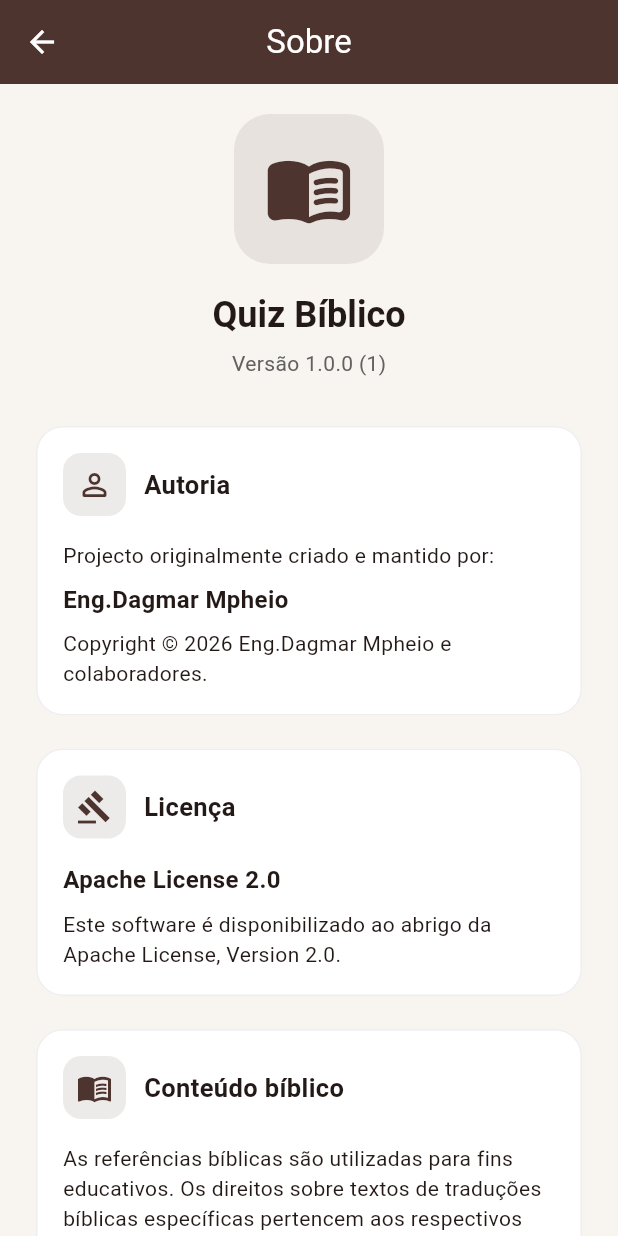
After one commit to DagmarMpheio/bible_quiz_game, a Flutter app: the screen it shows after launch, after a tap on "Sobre", on a phone screen of 412 x 824 dp. The commit adds this screen. Run offline on Flutter 3.47's test engine with Material 3 defaults, Android fonts, the phone set to English and light mode, and no system bars; our stand-ins replace flutter_riverpod, go_router, package_info_plus.

Commit message:
feat: adiciona ecrã de informações e direitos de autor
- adiciona o ecrã Sobre
- apresenta o autor original do projecto
- apresenta informações de copyright
- apresenta a licença Apache 2.0
- adiciona aviso relativo ao conteúdo bíblico
- apresenta dinamicamente a versão da aplicação
- adiciona acesso às licenças de software de terceiros
- adiciona rota para o ecrã Sobre
- adiciona acesso ao ecrã Sobre a partir da Home
- actualiza o ficheiro views.dart

```diff
--- a/lib/core/constants/app_strings.dart
+++ b/lib/core/constants/app_strings.dart
@@ -1,8 +1,8 @@
 /// Centraliza os textos estáticos utilizados em diferentes
 /// áreas da aplicação.
 ///
-/// Manter estes valores num único ficheiro facilita alterações futuras,
-/// internacionalização e evita a repetição de textos pela aplicação.
+/// Manter estes valores num único ficheiro evita a repetição
+/// de textos e facilita futuras alterações.
 class AppStrings {
   /// Impede a criação de instâncias desta classe.
   AppStrings._();
@@ -10,18 +10,41 @@ class AppStrings {
   /// Nome oficial da aplicação.
   static const String appName = 'Quiz Bíblico';
 
-  //// Informação de autoria apresentada na aplicação.
+  /// Nome do autor original do projecto.
   ///
-  /// O autor original permanece identificado mesmo quando o projecto
-  /// recebe contribuições de terceiros.
+  /// Mesmo que outros programadores contribuam futuramente,
+  /// a autoria original do projecto permanece identificada.
+  static const String originalAuthor =
+      'Eng.Dagmar Mpheio';
+
+  /// Ano em que o projecto foi criado/publicado.
+  static const String copyrightYear =
+      '2026';
+
+  /// Informação de copyright apresentada na aplicação.
+  ///
+  /// A expressão "e colaboradores" reconhece as contribuições
+  /// que poderão ser acrescentadas ao projecto por terceiros.
   static const String copyright =
-      'Copyright © 2026 Eng. Dagmar Mpheio e colaboradores.';
+      'Copyright © $copyrightYear '
+      '$originalAuthor e colaboradores.';
 
-  /// Nome da licença utilizada pelo código-fonte do projecto.
-  static const String licenseName = 'Apache License 2.0';
+  /// Nome simplificado da licença utilizada pelo projecto.
+  static const String licenseName =
+      'Apache License 2.0';
 
-  /// Informação resumida sobre o licenciamento do software.
+  /// Informação resumida sobre a licença do código-fonte.
   static const String licenseNotice =
       'Este software é disponibilizado ao abrigo da '
       'Apache License, Version 2.0.';
+
+  /// Aviso relacionado com o conteúdo bíblico.
+  ///
+  /// A licença Apache 2.0 aplica-se ao software desenvolvido
+  /// neste projecto, mas não substitui os direitos associados
+  /// a traduções bíblicas pertencentes a terceiros.
+  static const String bibleCopyrightNotice =
+      'As referências bíblicas são utilizadas para fins educativos. '
+      'Os direitos sobre textos de traduções bíblicas específicas '
+      'pertencem aos respectivos titulares.';
 }
--- a/lib/core/routes/app_router.dart
+++ b/lib/core/routes/app_router.dart
@@ -99,5 +99,15 @@ final GoRouter appRouter = GoRouter(
         return const ReviewAnswersScreen();
       },
     ),
+
+    /// Rota responsável por apresentar informações institucionais
+    /// e legais relacionadas com a aplicação.
+    GoRoute(
+      path: '/about',
+      name: AboutScreen.routeName,
+      builder: (context, state) {
+        return const AboutScreen();
+      },
+    ),
   ],
 );
--- /dev/null
+++ b/lib/screens/about/about_screen.dart
@@ -0,0 +1,366 @@
+import 'package:flutter/material.dart';
+import 'package:package_info_plus/package_info_plus.dart';
+
+import '../../core/constants/app_colors.dart';
+import '../../core/constants/app_strings.dart';
+
+/// Ecrã responsável por apresentar informações sobre a aplicação.
+///
+/// Neste ecrã, o utilizador pode consultar:
+///
+/// - o nome da aplicação;
+/// - a versão actualmente instalada;
+/// - o autor original do projecto;
+/// - a informação de copyright;
+/// - a licença utilizada pelo código-fonte;
+/// - informações relativas ao conteúdo bíblico;
+/// - as licenças das bibliotecas de terceiros utilizadas.
+///
+/// Este ecrã concentra as principais informações institucionais
+/// e legais do Quiz Bíblico.
+class AboutScreen extends StatefulWidget {
+  /// Nome utilizado para identificar esta rota no GoRouter.
+  static const String routeName = 'about-screen';
+
+  const AboutScreen({super.key});
+
+  @override
+  State<AboutScreen> createState() {
+    return _AboutScreenState();
+  }
+}
+
+/// Estado interno do [AboutScreen].
+///
+/// É necessário utilizar um [StatefulWidget] porque as informações
+/// da aplicação são obtidas de forma assíncrona através de
+/// [PackageInfo].
+class _AboutScreenState extends State<AboutScreen> {
+  /// Informações obtidas directamente da aplicação instalada.
+  ///
+  /// O valor permanece `null` enquanto os dados estão
+  /// a ser carregados.
+  PackageInfo? _packageInfo;
+
+  /// Indica se ocorreu algum erro durante o carregamento
+  /// das informações da aplicação.
+  bool _hasError = false;
+
+  /// Executado uma única vez quando o ecrã é criado.
+  @override
+  void initState() {
+    super.initState();
+
+    /// Inicia o carregamento das informações da aplicação.
+    _loadPackageInfo();
+  }
+
+  /// Obtém as informações da aplicação instalada.
+  ///
+  /// O [PackageInfo] permite obter automaticamente:
+  ///
+  /// - nome da aplicação;
+  /// - versão;
+  /// - número da build;
+  /// - identificador do package.
+  ///
+  /// Desta forma, não precisamos de escrever manualmente
+  /// a versão no código deste ecrã.
+  Future<void> _loadPackageInfo() async {
+    try {
+      /// Obtém as informações fornecidas pela plataforma.
+      final packageInfo = await PackageInfo.fromPlatform();
+
+      /// A operação é assíncrona. Por isso, antes de alterar
+      /// o estado, verificamos se o widget continua montado.
+      if (!mounted) {
+        return;
+      }
+
+      /// Guarda as informações obtidas e reconstrói o ecrã.
+      setState(() {
+        _packageInfo = packageInfo;
+        _hasError = false;
+      });
+    } catch (error) {
+      /// Evita actualizar um widget que já tenha sido destruído.
+      if (!mounted) {
+        return;
+      }
+
+      /// Regista apenas que ocorreu um erro.
+      ///
+      /// Não apresentamos detalhes técnicos ao utilizador.
+      setState(() {
+        _hasError = true;
+      });
+    }
+  }
+
+  /// Abre o ecrã nativo do Flutter responsável por apresentar
+  /// as licenças das bibliotecas utilizadas pela aplicação.
+  ///
+  /// Muitas dependências Flutter registam automaticamente
+  /// as respectivas licenças no sistema de licenciamento
+  /// da framework.
+  void _showThirdPartyLicenses() {
+    showLicensePage(
+      context: context,
+
+      /// Nome apresentado no cabeçalho do ecrã de licenças.
+      applicationName: AppStrings.appName,
+
+      /// Versão real instalada da aplicação.
+      applicationVersion: _packageInfo?.version ?? '',
+
+      /// Ícone apresentado no topo do ecrã.
+      applicationIcon: const Icon(
+        Icons.menu_book_rounded,
+        size: 64,
+        color: AppColors.primary,
+      ),
+
+      /// Informação complementar apresentada juntamente
+      /// com as licenças das dependências.
+      applicationLegalese: AppStrings.copyright,
+    );
+  }
+
+  /// Constrói o ecrã "Sobre".
+  @override
+  Widget build(BuildContext context) {
+    return Scaffold(
+      appBar: AppBar(title: const Text('Sobre')),
+      body: SafeArea(
+        child: ListView(
+          padding: const EdgeInsets.all(20),
+          children: [
+            /// Cabeçalho principal da aplicação.
+            _buildHeader(context),
+
+            const SizedBox(height: 28),
+
+            /// Secção que apresenta a autoria do projecto.
+            _buildInformationCard(
+              icon: Icons.person_outline_rounded,
+              title: 'Autoria',
+              child: const Column(
+                crossAxisAlignment: CrossAxisAlignment.start,
+                children: [
+                  Text('Projecto originalmente criado e mantido por:'),
+
+                  SizedBox(height: 8),
+
+                  Text(
+                    AppStrings.originalAuthor,
+                    style: TextStyle(fontWeight: FontWeight.bold, fontSize: 16),
+                  ),
+
+                  SizedBox(height: 8),
+
+                  Text(AppStrings.copyright),
+                ],
+              ),
+            ),
+
+            const SizedBox(height: 14),
+
+            /// Secção dedicada ao licenciamento do código-fonte.
+            _buildInformationCard(
+              icon: Icons.gavel_outlined,
+              title: 'Licença',
+              child: const Column(
+                crossAxisAlignment: CrossAxisAlignment.start,
+                children: [
+                  Text(
+                    AppStrings.licenseName,
+                    style: TextStyle(fontWeight: FontWeight.bold, fontSize: 16),
+                  ),
+
+                  SizedBox(height: 8),
+
+                  Text(AppStrings.licenseNotice),
+                ],
+              ),
+            ),
+
+            const SizedBox(height: 14),
+
+            /// Informação relativa às referências e traduções bíblicas.
+            _buildInformationCard(
+              icon: Icons.menu_book_outlined,
+              title: 'Conteúdo bíblico',
+              child: const Text(AppStrings.bibleCopyrightNotice),
+            ),
+
+            const SizedBox(height: 14),
+
+            /// Permite consultar as licenças dos packages
+            /// utilizados pela aplicação.
+            _buildInformationCard(
+              icon: Icons.description_outlined,
+              title: 'Software de terceiros',
+              child: Column(
+                crossAxisAlignment: CrossAxisAlignment.start,
+                children: [
+                  const Text(
+                    'Esta aplicação utiliza bibliotecas e componentes '
+                    'de terceiros sujeitos às respectivas licenças.',
+                  ),
+
+                  const SizedBox(height: 16),
+
+                  OutlinedButton.icon(
+                    onPressed: _showThirdPartyLicenses,
+                    icon: const Icon(Icons.policy_outlined),
+                    label: const Text('Ver licenças'),
+                  ),
+                ],
+              ),
+            ),
+
+            const SizedBox(height: 32),
+
+            /// Informação final apresentada no rodapé.
+            const Text(
+              AppStrings.copyright,
+              textAlign: TextAlign.center,
+              style: TextStyle(color: AppColors.textSecondary, fontSize: 13),
+            ),
+
+            const SizedBox(height: 8),
+
+            const Text(
+              AppStrings.licenseName,
+              textAlign: TextAlign.center,
+              style: TextStyle(color: AppColors.textSecondary, fontSize: 12),
+            ),
+          ],
+        ),
+      ),
+    );
+  }
+
+  /// Constrói o cabeçalho principal do ecrã.
+  ///
+  /// Apresenta:
+  ///
+  /// - ícone da aplicação;
+  /// - nome;
+  /// - versão;
+  /// - número da build.
+  Widget _buildHeader(BuildContext context) {
+    return Column(
+      children: [
+        /// Representação provisória do logótipo.
+        Container(
+          width: 100,
+          height: 100,
+          decoration: BoxDecoration(
+            color: AppColors.primary.withValues(alpha: 0.10),
+            borderRadius: BorderRadius.circular(24),
+          ),
+          child: const Icon(
+            Icons.menu_book_rounded,
+            size: 60,
+            color: AppColors.primary,
+          ),
+        ),
+
+        const SizedBox(height: 18),
+
+        /// Nome da aplicação.
+        Text(
+          AppStrings.appName,
+          style: Theme.of(
+            context,
+          ).textTheme.headlineSmall?.copyWith(fontWeight: FontWeight.bold),
+        ),
+
+        const SizedBox(height: 6),
+
+        /// Mostra o estado correspondente ao carregamento
+        /// das informações da versão.
+        if (_packageInfo != null)
+          Text(
+            'Versão ${_packageInfo!.version} '
+            '(${_packageInfo!.buildNumber})',
+            style: const TextStyle(color: AppColors.textSecondary),
+          )
+        else if (_hasError)
+          const Text(
+            'Versão indisponível',
+            style: TextStyle(color: AppColors.textSecondary),
+          )
+        else
+          const SizedBox(
+            width: 18,
+            height: 18,
+            child: CircularProgressIndicator(strokeWidth: 2),
+          ),
+      ],
+    );
+  }
+
+  /// Constrói um card utilizado para agrupar informações
+  /// dentro do ecrã "Sobre".
+  ///
+  /// [icon] representa visualmente o tipo de informação.
+  ///
+  /// [title] identifica a secção.
+  ///
+  /// [child] contém o conteúdo específico de cada secção.
+  Widget _buildInformationCard({
+    required IconData icon,
+    required String title,
+    required Widget child,
+  }) {
+    return Card(
+      elevation: 0,
+      color: Colors.white,
+      shape: RoundedRectangleBorder(
+        borderRadius: BorderRadius.circular(18),
+        side: BorderSide(color: Colors.grey.shade200),
+      ),
+      child: Padding(
+        padding: const EdgeInsets.all(18),
+        child: Column(
+          crossAxisAlignment: CrossAxisAlignment.start,
+          children: [
+            /// Cabeçalho da secção.
+            Row(
+              children: [
+                Container(
+                  width: 42,
+                  height: 42,
+                  decoration: BoxDecoration(
+                    color: AppColors.primary.withValues(alpha: 0.10),
+                    borderRadius: BorderRadius.circular(12),
+                  ),
+                  child: Icon(icon, color: AppColors.primary),
+                ),
+
+                const SizedBox(width: 12),
+
+                Expanded(
+                  child: Text(
+                    title,
+                    style: const TextStyle(
+                      fontSize: 17,
+                      fontWeight: FontWeight.bold,
+                    ),
+                  ),
+                ),
+              ],
+            ),
+
+            const SizedBox(height: 16),
+
+            /// Conteúdo específico da secção.
+            child,
+          ],
+        ),
+      ),
+    );
+  }
+}
--- a/lib/screens/home/home_screen.dart
+++ b/lib/screens/home/home_screen.dart
@@ -56,6 +56,21 @@ class HomeScreen extends StatelessWidget {
                 icon: const Icon(Icons.play_arrow_rounded),
                 label: const Text('Começar Quiz'),
               ),
+
+              const SizedBox(height: 12),
+
+              /// Permite consultar informações sobre a aplicação,
+              /// autoria, copyright e licenciamento.
+              TextButton.icon(
+                onPressed: () {
+                  /// Utilizamos [pushNamed] para manter a Home na pilha
+                  /// de navegação e permitir regressar através do botão
+                  /// de voltar do ecrã "Sobre".
+                  context.pushNamed(AboutScreen.routeName);
+                },
+                icon: const Icon(Icons.info_outline_rounded),
+                label: const Text('Sobre'),
+              ),
             ],
           ),
         ),
--- a/lib/screens/views.dart
+++ b/lib/screens/views.dart
@@ -25,3 +25,4 @@ export 'categories/categories_screen.dart';
 export 'difficulty/difficulty_screen.dart';
 export 'result/result_screen.dart';
 export 'review/review_answers_screen.dart';
+export 'about/about_screen.dart';
--- a/pubspec.yaml
+++ b/pubspec.yaml
@@ -38,6 +38,7 @@ dependencies:
   go_router: ^18.0.1
   hive_ce: ^2.19.3
   hive_ce_flutter: ^2.3.4
+  package_info_plus: ^10.2.1
 
 dev_dependencies:
   flutter_test:
```
Also changed, not shown: pubspec.lock, 1 other file.
